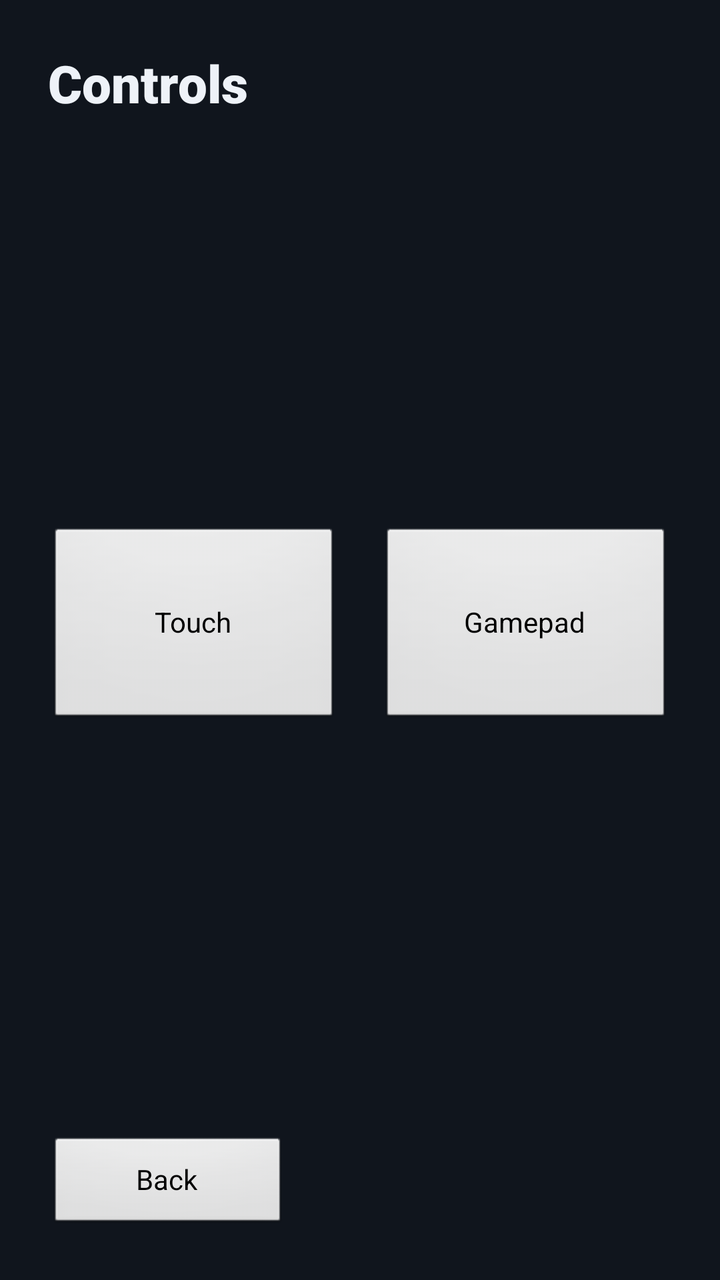
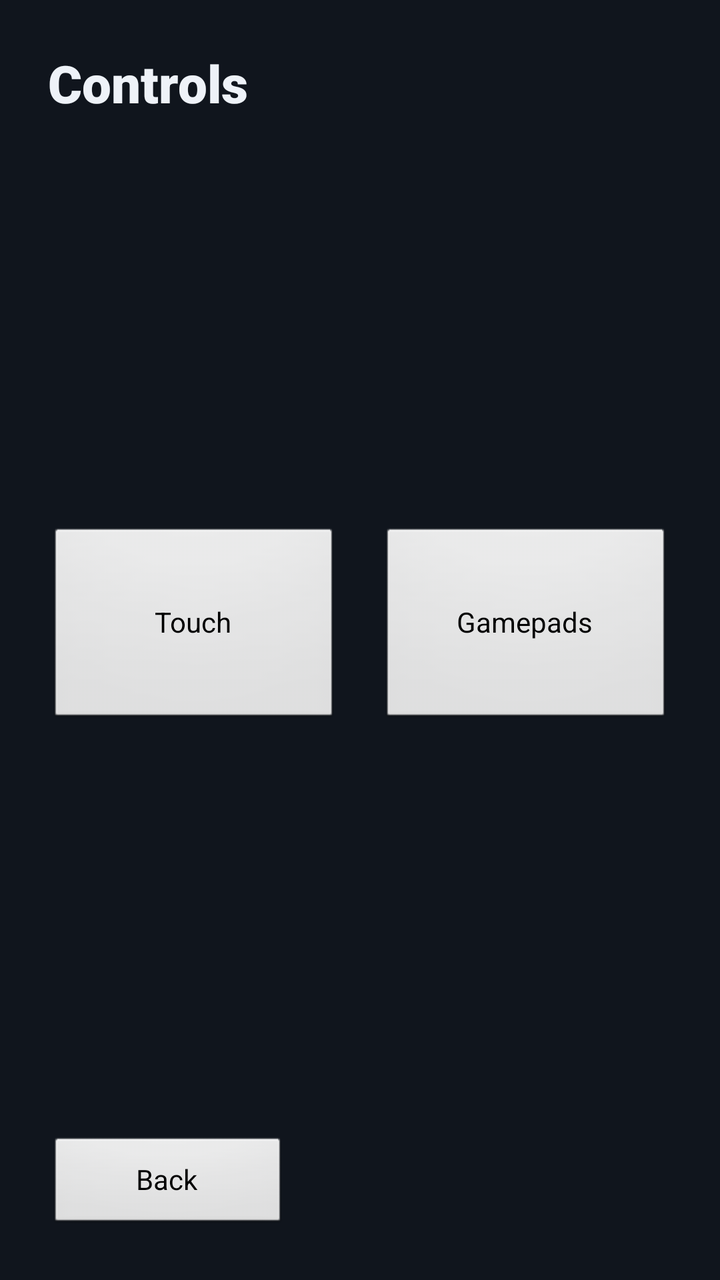

Two renders of the same Android screen: before a commit and after it. Below are the layout's source before the change and the commit's diff.
<!-- AndroidManifest.xml: application theme AppTheme -->
<!-- res/layout/activity_controls_home.xml -->
<LinearLayout xmlns:android="http://schemas.android.com/apk/res/android"
 android:layout_width="match_parent" android:layout_height="match_parent"
 android:orientation="vertical" android:padding="24dp" android:background="@color/ui_background">
 <TextView android:layout_width="match_parent" android:layout_height="wrap_content" android:text="@string/controls_hub" android:textSize="26sp" android:textColor="@color/ui_text" android:fontFamily="sans-serif-black"/>
 <LinearLayout android:layout_width="match_parent" android:layout_height="0dp" android:layout_weight="1" android:gravity="center_vertical" android:orientation="horizontal">
  <Button android:id="@+id/touch_controls_button" android:layout_width="0dp" android:layout_weight="1" android:layout_height="100dp" android:text="@string/controls_touch" android:maxLines="1" android:ellipsize="end" android:autoSizeTextType="uniform" android:autoSizeMinTextSize="10sp" android:autoSizeMaxTextSize="14sp"/>
  <Button android:id="@+id/gamepad_controls_button" android:layout_width="0dp" android:layout_weight="1" android:layout_height="100dp" android:layout_marginStart="20dp" android:text="@string/controls_gamepad" android:maxLines="1" android:ellipsize="end" android:autoSizeTextType="uniform" android:autoSizeMinTextSize="10sp" android:autoSizeMaxTextSize="14sp"/>
 </LinearLayout>
 <Button android:id="@+id/back_button" android:layout_width="wrap_content" android:minWidth="120dp" android:layout_height="48dp" android:text="@string/back_to_launcher" android:maxLines="1" android:ellipsize="end"/>
</LinearLayout>
<!-- resources referenced by this layout -->
<resources>
  <color name="ui_background">#10151D</color>
  <color name="ui_text">#EEF2F8</color>
  <string name="back_to_launcher">Back</string>
  <string name="controls_gamepad">Gamepad</string>
  <string name="controls_hub">Controls</string>
  <string name="controls_touch">Touch</string>
  <style name="AppTheme" parent="android:Theme.NoTitleBar.Fullscreen">
          
      </style>
</resources>

<!-- the commit's change to res/layout/activity_controls_home.xml (unified diff, before → after) -->
@@ -2,6 +2,7 @@
  android:layout_width="match_parent" android:layout_height="match_parent"
  android:orientation="vertical" android:padding="24dp" android:background="@color/ui_background">
  <TextView android:layout_width="match_parent" android:layout_height="wrap_content" android:text="@string/controls_hub" android:textSize="26sp" android:textColor="@color/ui_text" android:fontFamily="sans-serif-black"/>
+ 
  <LinearLayout android:layout_width="match_parent" android:layout_height="0dp" android:layout_weight="1" android:gravity="center_vertical" android:orientation="horizontal">
   <Button android:id="@+id/touch_controls_button" android:layout_width="0dp" android:layout_weight="1" android:layout_height="100dp" android:text="@string/controls_touch" android:maxLines="1" android:ellipsize="end" android:autoSizeTextType="uniform" android:autoSizeMinTextSize="10sp" android:autoSizeMaxTextSize="14sp"/>
   <Button android:id="@+id/gamepad_controls_button" android:layout_width="0dp" android:layout_weight="1" android:layout_height="100dp" android:layout_marginStart="20dp" android:text="@string/controls_gamepad" android:maxLines="1" android:ellipsize="end" android:autoSizeTextType="uniform" android:autoSizeMinTextSize="10sp" android:autoSizeMaxTextSize="14sp"/>
<!-- resource entries referenced after the edit -->
@@ -3,7 +3,7 @@
   <color name="ui_background">#10151D</color>
   <color name="ui_text">#EEF2F8</color>
   <string name="back_to_launcher">Back</string>
-  <string name="controls_gamepad">Gamepad</string>
+  <string name="controls_gamepad">Gamepads</string>
   <string name="controls_hub">Controls</string>
   <string name="controls_touch">Touch</string>
   <style name="AppTheme" parent="android:Theme.NoTitleBar.Fullscreen">
